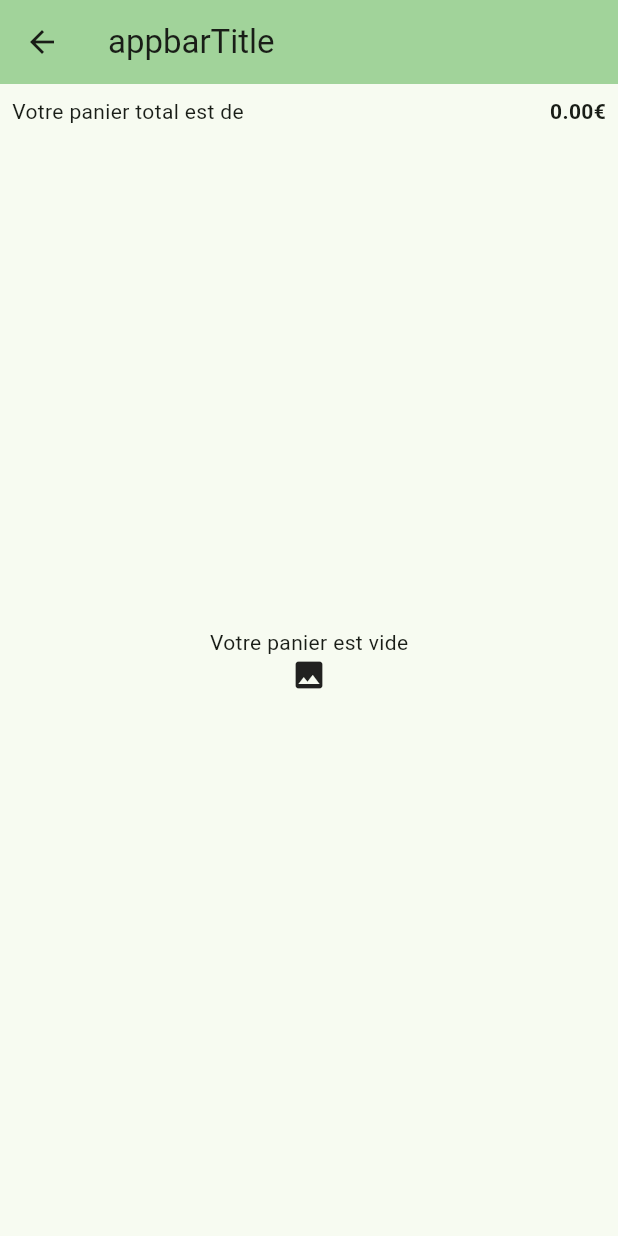
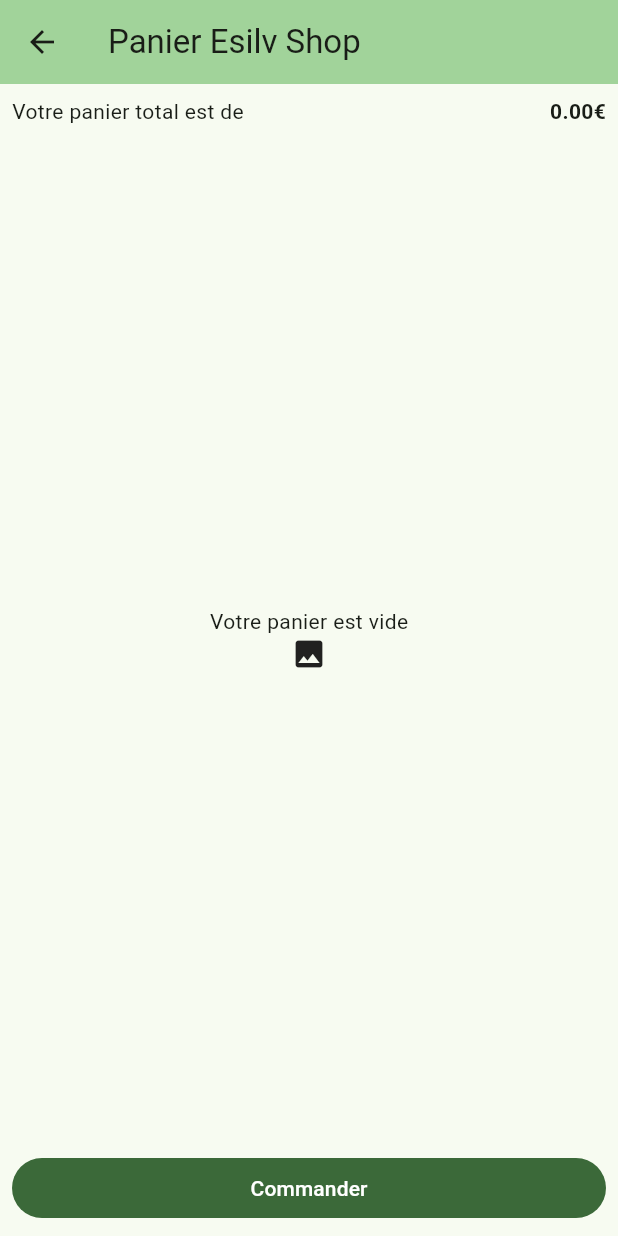
Before and after one commit to thomasrsld/Projet-Flutter-Esilv, a Flutter app: the CartPage screen opened by its route, on a phone screen of 412 x 824 dp. Run offline on Flutter 3.47's test engine with Material 3 defaults, Android fonts, the phone set to English and light mode, and no system bars; our stand-ins replace flutter_riverpod, go_router, riverpod_annotation; generated files the repository leaves out were written again; network calls fail.

Commit message:
feat: complete mandatory Flutter workshop

```diff
--- a/lib/model/cart.dart
+++ b/lib/model/cart.dart
@@ -9,6 +9,10 @@ class Cart extends _$Cart {
   List<Product> build() {
     return [];
   }
+
+  String get priceInEuros =>
+      "${state.fold<num>(0, (prv, actual) => prv + actual.price).toStringAsFixed(2)}€";
+
   void add(Product product) {
     state = [...state, product];
   }
--- a/lib/page/cart_page.dart
+++ b/lib/page/cart_page.dart
@@ -1,31 +1,79 @@
 import 'package:flutter/material.dart';
+import 'package:flutter_riverpod/flutter_riverpod.dart';
 
-class CartPage extends StatelessWidget {
+import '../model/cart.dart';
+
+class CartPage extends ConsumerWidget {
   const CartPage({super.key});
 
   @override
-  Widget build(BuildContext context) {
+  Widget build(BuildContext context, WidgetRef ref) {
+    final products = ref.watch(cartProvider);
+    final cart = ref.read(cartProvider.notifier);
+
     return Scaffold(
       appBar: AppBar(
         backgroundColor: Theme.of(context).colorScheme.inversePrimary,
-        title: Text('appbarTitle'),
+        title: Text('Panier Esilv Shop'),
       ),
-      body: Stack(
+      body: Column(
         children: [
           Padding(
             padding: const EdgeInsets.all(8.0),
             child: Row(
               mainAxisAlignment: MainAxisAlignment.spaceBetween,
               children: [
-                Text("Votre panier total est de"),
-                Text("0.00€", style: TextStyle(fontWeight: FontWeight.bold)),
+                Expanded(child: Text("Votre panier total est de")),
+                Text(
+                  cart.priceInEuros,
+                  style: TextStyle(fontWeight: FontWeight.bold),
+                ),
               ],
             ),
           ),
-          Center(
-            child: Column(
-              mainAxisAlignment: MainAxisAlignment.center,
-              children: [Text("Votre panier est vide"), Icon(Icons.image)],
+          Expanded(
+            child: products.isEmpty
+                ? Center(
+                    child: Column(
+                      mainAxisSize: MainAxisSize.min,
+                      children: [
+                        Text("Votre panier est vide"),
+                        Icon(Icons.image),
+                      ],
+                    ),
+                  )
+                : ListView.builder(
+                    itemCount: products.length,
+                    itemBuilder: (context, index) => ListTile(
+                      leading: Image.network(
+                        products[index].image,
+                        width: 60,
+                        height: 80,
+                        fit: BoxFit.contain,
+                      ),
+                      title: Text(
+                        products[index].title,
+                        maxLines: 3,
+                        overflow: TextOverflow.ellipsis,
+                      ),
+                      subtitle: Text(
+                        products[index].getPrice(),
+                        style: TextStyle(fontWeight: FontWeight.bold),
+                      ),
+                      trailing: TextButton(
+                        onPressed: () => ref
+                            .read(cartProvider.notifier)
+                            .remove(products[index]),
+                        child: Text('RETIRER'),
+                      ),
+                    ),
+                  ),
+          ),
+          Padding(
+            padding: const EdgeInsets.all(8.0),
+            child: SizedBox(
+              width: double.infinity,
+              child: FilledButton(onPressed: () {}, child: Text('Commander')),
             ),
           ),
         ],
--- a/lib/page/list_product_page.dart
+++ b/lib/page/list_product_page.dart
@@ -18,7 +18,7 @@ class ListProductPage extends ConsumerWidget {
         title: Text('appbarTitle'),
         actions: [
           IconButton(
-            onPressed: () {},
+            onPressed: () => context.go('/cart'),
             icon: Badge.count(
               child: Icon(Icons.shopping_cart_outlined),
               count: ref.watch(cartProvider).length,
```
Also changed, not shown: lib/model/product.dart (+7 -2 lines), lib/page/detail_product_page.dart (+31 -2 lines), lib/model/cart.g.dart, 4 other files.
